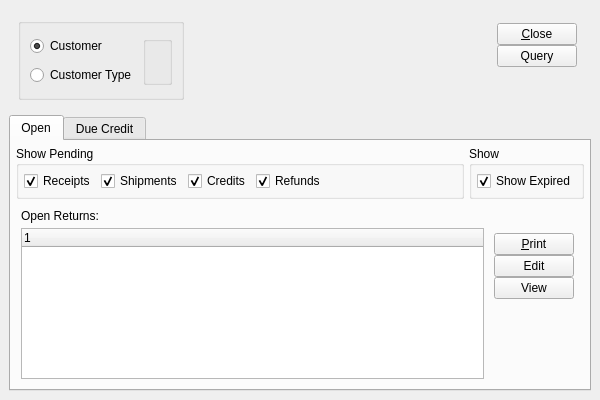
The window that guiclient/returnAuthorizationWorkbench.ui (Pegasus-RPG/xtuple-client) describes before a commit, drawn with Qt 5.
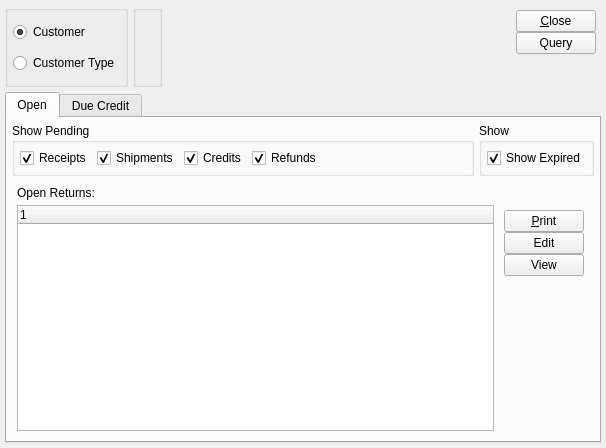
The same window after the commit. The open tabs and pages were chosen to show the change. Custom widgets are drawn as their Qt base class.

Commit message: 4832:  Allow original and new sales order on returns.  Original for source and new for order to ship against.  Change socluster to allow label change to socluster.

The edit to the form file:
```diff
--- a/guiclient/returnAuthorizationWorkbench.ui
+++ b/guiclient/returnAuthorizationWorkbench.ui
@@ -5,8 +5,8 @@
    <rect>
     <x>0</x>
     <y>0</y>
-    <width>600</width>
-    <height>400</height>
+    <width>606</width>
+    <height>448</height>
    </rect>
   </property>
   <property name="minimumSize" >
@@ -20,78 +20,12 @@
   </property>
   <widget class="QWidget" name="widget" >
    <layout class="QGridLayout" >
-    <property name="margin" >
-     <number>9</number>
-    </property>
-    <property name="spacing" >
-     <number>6</number>
-    </property>
-    <item row="0" column="0" >
-     <widget class="QFrame" name="frame" >
-      <property name="minimumSize" >
-       <size>
-        <width>0</width>
-        <height>0</height>
-       </size>
-      </property>
-      <property name="maximumSize" >
-       <size>
-        <width>16777215</width>
-        <height>100</height>
-       </size>
-      </property>
-      <property name="frameShape" >
-       <enum>QFrame::NoFrame</enum>
-      </property>
-      <property name="frameShadow" >
-       <enum>QFrame::Raised</enum>
-      </property>
-      <layout class="QGridLayout" >
-       <property name="margin" >
-        <number>9</number>
-       </property>
-       <property name="spacing" >
-        <number>6</number>
-       </property>
-       <item row="0" column="1" >
-        <spacer>
-         <property name="orientation" >
-          <enum>Qt::Horizontal</enum>
-         </property>
-         <property name="sizeHint" >
-          <size>
-           <width>16</width>
-           <height>152</height>
-          </size>
-         </property>
-        </spacer>
-       </item>
        <item row="0" column="0" >
         <widget class="QGroupBox" name="_type" >
          <property name="title" >
           <string/>
          </property>
          <layout class="QGridLayout" >
-          <property name="margin" >
-           <number>9</number>
-          </property>
-          <property name="spacing" >
-           <number>6</number>
-          </property>
-          <item rowspan="2" row="0" column="1" >
-           <widget class="ParameterGroup" name="_parameter" >
-            <property name="title" >
-             <string/>
-            </property>
-           </widget>
-          </item>
-          <item row="1" column="0" >
-           <widget class="QRadioButton" name="_custtype" >
-            <property name="text" >
-             <string>Customer Type</string>
-            </property>
-           </widget>
-          </item>
           <item row="0" column="0" >
            <widget class="QRadioButton" name="_cust" >
             <property name="text" >
@@ -102,10 +36,37 @@
             </property>
            </widget>
           </item>
+       <item row="1" column="0" >
+        <widget class="QRadioButton" name="_custtype" >
+         <property name="text" >
+          <string>Customer Type</string>
+         </property>
+        </widget>
+       </item>
          </layout>
         </widget>
        </item>
+    <item row="0" column="1" >
+     <widget class="ParameterGroup" name="_parameter" >
+      <property name="title" >
+       <string/>
+      </property>
+     </widget>
+    </item>
        <item row="0" column="2" >
+     <spacer>
+      <property name="orientation" >
+       <enum>Qt::Horizontal</enum>
+      </property>
+      <property name="sizeHint" >
+       <size>
+        <width>51</width>
+        <height>82</height>
+       </size>
+      </property>
+     </spacer>
+    </item>
+    <item row="0" column="3" >
         <layout class="QVBoxLayout" >
          <property name="margin" >
           <number>5</number>
@@ -113,6 +74,18 @@
          <property name="spacing" >
           <number>0</number>
          </property>
+      <property name="leftMargin" >
+       <number>5</number>
+      </property>
+      <property name="topMargin" >
+       <number>5</number>
+      </property>
+      <property name="rightMargin" >
+       <number>5</number>
+      </property>
+      <property name="bottomMargin" >
+       <number>5</number>
+      </property>
          <item>
           <widget class="QPushButton" name="_close" >
            <property name="text" >
@@ -151,11 +124,14 @@
          </item>
         </layout>
        </item>
-      </layout>
-     </widget>
-    </item>
-    <item row="1" column="0" >
+    <item row="1" column="0" colspan="4" >
      <widget class="QTabWidget" name="_tab" >
+      <property name="sizePolicy" >
+       <sizepolicy vsizetype="Expanding" hsizetype="Expanding" >
+        <horstretch>0</horstretch>
+        <verstretch>1</verstretch>
+       </sizepolicy>
+      </property>
       <property name="currentIndex" >
        <number>1</number>
       </property>
@@ -167,7 +143,19 @@
         <property name="margin" >
          <number>5</number>
         </property>
-        <property name="spacing" >
+        <property name="topMargin" >
+         <number>5</number>
+        </property>
+        <property name="rightMargin" >
+         <number>5</number>
+        </property>
+        <property name="bottomMargin" >
+         <number>5</number>
+        </property>
+        <property name="horizontalSpacing" >
+         <number>5</number>
+        </property>
+        <property name="verticalSpacing" >
          <number>5</number>
         </property>
         <item row="0" column="1" >
@@ -179,7 +167,19 @@
            <property name="margin" >
             <number>5</number>
            </property>
-           <property name="spacing" >
+           <property name="topMargin" >
+            <number>5</number>
+           </property>
+           <property name="rightMargin" >
+            <number>5</number>
+           </property>
+           <property name="bottomMargin" >
+            <number>5</number>
+           </property>
+           <property name="horizontalSpacing" >
+            <number>5</number>
+           </property>
+           <property name="verticalSpacing" >
             <number>5</number>
            </property>
            <item row="0" column="0" >
@@ -204,7 +204,19 @@
            <property name="margin" >
             <number>5</number>
            </property>
-           <property name="spacing" >
+           <property name="topMargin" >
+            <number>5</number>
+           </property>
+           <property name="rightMargin" >
+            <number>5</number>
+           </property>
+           <property name="bottomMargin" >
+            <number>5</number>
+           </property>
+           <property name="horizontalSpacing" >
+            <number>5</number>
+           </property>
+           <property name="verticalSpacing" >
             <number>5</number>
            </property>
            <item row="0" column="1" >
@@ -268,7 +280,19 @@
           <property name="margin" >
            <number>5</number>
           </property>
-          <property name="spacing" >
+          <property name="topMargin" >
+           <number>5</number>
+          </property>
+          <property name="rightMargin" >
+           <number>5</number>
+          </property>
+          <property name="bottomMargin" >
+           <number>5</number>
+          </property>
+          <property name="horizontalSpacing" >
+           <number>5</number>
+          </property>
+          <property name="verticalSpacing" >
            <number>5</number>
           </property>
           <item row="1" column="1" >
@@ -557,16 +581,16 @@
  <layoutdefault spacing="5" margin="5" />
  <pixmapfunction>qPixmapFromMimeSource</pixmapfunction>
  <customwidgets>
-  <customwidget>
-   <class>XTreeWidget</class>
-   <extends>QTreeWidget</extends>
-   <header>xtreewidget.h</header>
-  </customwidget>
   <customwidget>
    <class>ParameterGroup</class>
    <extends>QGroupBox</extends>
    <header>parametergroup.h</header>
   </customwidget>
+  <customwidget>
+   <class>XTreeWidget</class>
+   <extends>QTreeWidget</extends>
+   <header>xtreewidget.h</header>
+  </customwidget>
  </customwidgets>
  <includes>
   <include location="local" >OpenMFGGUIClient.h</include>
```
Left out of the diff: 89 changed lines with no effect on the pictures. Lines whose indentation alone changed are shown as unchanged. The commit also changes 6 other files.
